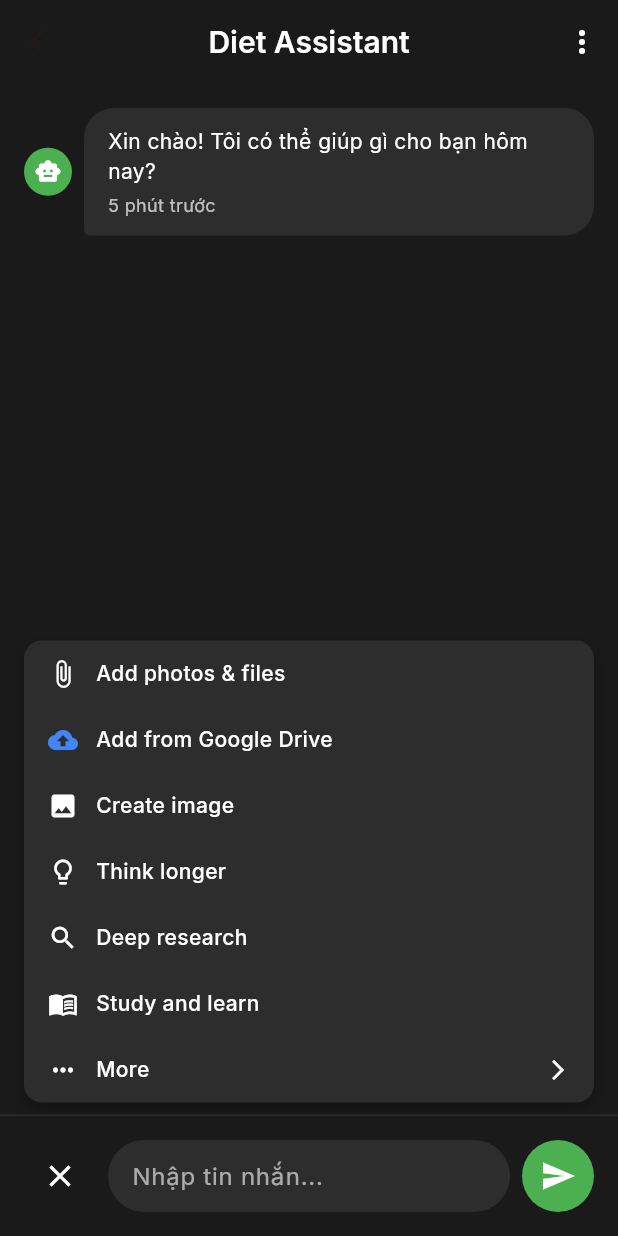
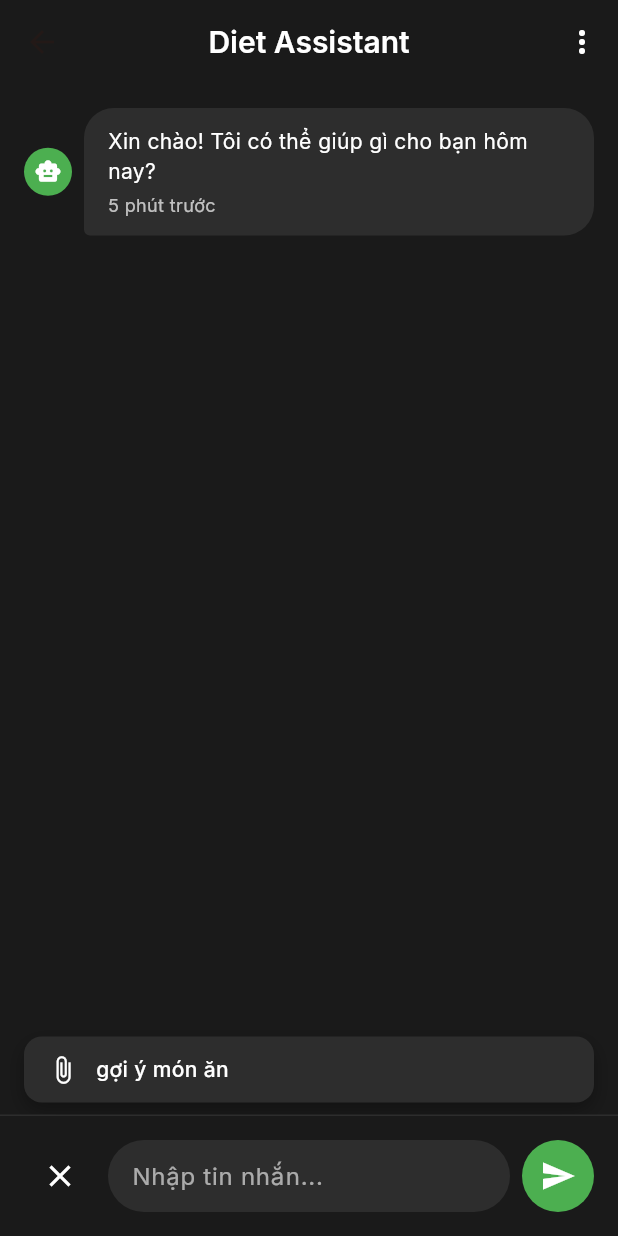
Before and after one commit to IvanK04/Diet-Tracking-Project-Finalist-Hutech-IT-Got-Talent, a Flutter app: the ChatBotView screen opened directly, after a tap on the "add" icon, on a phone screen of 412 x 824 dp. Run offline on Flutter 3.47's test engine with Material 3 defaults, Android fonts, the phone set to English and light mode, and no system bars; our stand-ins replace cloud_firestore, firebase_auth, firebase_core, firebase_storage, google_fonts, image_picker and 1 more; accounts and stored records are empty.

Commit message:
add 2 file python (#20)
* Chatbox

* Chatbox-v0

* thêm filter cho đầu vào và ra

* Remove .env file from repo

* Sửa đổi lại phần option

* mô phỏng rag

* sửa lỗi nhỏ

* sửa lỗi nhỏ v2

---------

Co-authored-by: IvanK04 <phungvunguyenkhang@gmail.com>

```diff
--- a/lib/view/home/chat_bot_view.dart
+++ b/lib/view/home/chat_bot_view.dart
@@ -2,6 +2,7 @@
 import 'package:google_fonts/google_fonts.dart';
 import 'dart:convert';
 import 'package:http/http.dart' as http;
+import 'dart:math';
 
 /// Data model for chat messages
 class ChatMessage {
@@ -43,43 +44,30 @@
       timestamp: DateTime.now().subtract(const Duration(minutes: 5)),
     ),
   ];
-  bool _showOptions = false;
+  bool _showOptions = false; //flag để đánh dấu bật tắt UI cho option
+
+  //Hiện ra 3 ô input để người dùng nhập vào nếu người dụng chọn ô "gợi ý món ăn"
+  bool _showFileInputs = false;
+  final TextEditingController _fileController1 = TextEditingController();
+  final TextEditingController _fileController2 = TextEditingController();
+  final TextEditingController _fileController3 = TextEditingController();
 
   // Option configurations
   static const List<Map<String, dynamic>> _menuOptions = [
-    {
-      'icon': Icons.attach_file,
-      'title': 'Add photos & files',
-      'color': Colors.white,
-    },
-    {
-      'icon': Icons.cloud_upload,
-      'title': 'Add from Google Drive',
-      'color': Color(0xFF4285F4),
-    },
-    {'icon': Icons.image, 'title': 'Create image', 'color': Colors.white},
-    {
-      'icon': Icons.lightbulb_outline,
-      'title': 'Think longer',
-      'color': Colors.white,
-    },
-    {'icon': Icons.search, 'title': 'Deep research', 'color': Colors.white},
-    {
-      'icon': Icons.menu_book,
-      'title': 'Study and learn',
-      'color': Colors.white,
-    },
-    {
-      'icon': Icons.more_horiz,
-      'title': 'More',
-      'color': Colors.white,
-      'hasArrow': true,
-    },
+    {'icon': Icons.attach_file, 'title': 'gợi ý món ăn', 'color': Colors.white},
+    // {
+    //   'icon': Icons.cloud_upload,
+    //   'title': 'Add from Google Drive',
+    //   'color': Color(0xFF4285F4),
+    // },
   ];
 
   @override
   void dispose() {
     _messageController.dispose();
+    _fileController1.dispose();
+    _fileController2.dispose();
+    _fileController3.dispose();
     super.dispose();
   }
 
@@ -92,10 +80,120 @@
         children: [
           _buildMessagesArea(),
           if (_showOptions) _buildOptionsPopup(),
+          _buildFileInputs(),
           _buildInputArea(),
         ],
       ),
     );
+  }
+
+  ///UI cho 3 ô textField
+  Widget _buildFileInputs() {
+    if (!_showFileInputs) return const SizedBox.shrink();
+
+    return Padding(
+      padding: const EdgeInsets.all(16.0),
+      child: Column(
+        children: [
+          TextField(
+            controller: _fileController1,
+            decoration: const InputDecoration(
+              hintText: 'Nhập nguyên liệu món ăn đang có sẵn',
+              filled: true,
+              fillColor: Colors.white,
+            ),
+          ),
+          const SizedBox(height: 8),
+          TextField(
+            controller: _fileController2,
+            decoration: const InputDecoration(
+              hintText: 'Nhâp chi phí mong muốn cho bữa ăn',
+              filled: true,
+              fillColor: Colors.white,
+            ),
+          ),
+          const SizedBox(height: 8),
+          TextField(
+            controller: _fileController3,
+            decoration: const InputDecoration(
+              hintText:
+                  'Bữa sáng, Bữa trưa, Bữa tối, Bữa ăn nhẹ, Thực đơn cả ngày',
+              filled: true,
+              fillColor: Colors.white,
+            ),
+          ),
+          ElevatedButton(
+            onPressed: () {
+              final data1 = _fileController1.text;
+              final data2 = "Với chi phí là: ${_fileController2.text}k";
+              final data3 = _fileController3.text;
+
+              final List<String> pretextsBegin = [
+                'Với nguyên liệu có sẵn như: ',
+                'Hãy tạo món ăn với nguyên liệu có sẵn như sau: ',
+                'Với nguyên liệu bao gồm: ',
+                'Từ các nguyên liệu có sẵn: ',
+              ];
+
+              final List<String> pretextsMid = [
+                "Tạo ra món ăn phù hợp với tôi, ",
+                "Đề xuất món ăn phù hợp từ các nguyên liệu trên, ",
+                "Hãy nghĩ ra một món ăn sử dụng toàn bộ nguyên liệu sau, ",
+                "Lên thực đơn món ăn phù hợp với tôi, ",
+              ];
+
+              final List<String> pretextsEnd = [
+                "cho tôi xem công thức đầy đủ. ",
+                "hiện công thức đầy đủ của món ăn. ",
+                "cho xem công thức nấu ăn đầy đủ. ",
+                "cho biết công thức đầy đủ của món ăn. ",
+              ];
+
+              final random = Random();
+
+              final randomPreTextBegin =
+                  pretextsBegin[random.nextInt(pretextsBegin.length)];
+              final randomPreTextMid =
+                  pretextsMid[random.nextInt(pretextsMid.length)];
+              final randomPreTextEnd =
+                  pretextsEnd[random.nextInt(pretextsEnd.length)];
+              setState(() {
+                _messages.add(
+                  ChatMessage(
+                    text:
+                        '$randomPreTextBegin $data1. $randomPreTextMid $randomPreTextEnd $data2 cho $data3',
+                    isUser: true,
+                    timestamp: DateTime.now(),
+                  ),
+                );
+                _showFileInputs = false;
+                _fileController1.clear();
+                _fileController2.clear();
+                _fileController3.clear();
+              });
+            },
+            child: const Text("Submit"),
+          ),
+        ],
+      ),
+    );
+  }
+
+  //Bật UI khi người dùng chọn nút option
+  void _handleOptionTap(String option) {
+    if (option == 'gợi ý món ăn') {
+      setState(() {
+        _showFileInputs = true;
+      });
+      return;
+    }
+
+    final response = _getOptionResponse(option);
+    setState(() {
+      _messages.add(
+        ChatMessage(text: response, isUser: false, timestamp: DateTime.now()),
+      );
+    });
   }
 
   /// Builds the app bar with title and settings button
@@ -475,33 +573,22 @@
   // }
 
   /// Handles option tap and generates appropriate response
-  void _handleOptionTap(String option) {
-    final response = _getOptionResponse(option);
 
-    setState(() {
-      _messages.add(
-        ChatMessage(text: response, isUser: false, timestamp: DateTime.now()),
-      );
-    });
-  }
+  // void _handleOptionTap(String option) {
+  //   final response = _getOptionResponse(option);
+
+  //   setState(() {
+  //     _messages.add(
+  //       ChatMessage(text: response, isUser: false, timestamp: DateTime.now()),
+  //     );
+  //   });
+  // }
 
   /// Returns appropriate response for each option
   String _getOptionResponse(String option) {
     switch (option) {
-      case 'Add photos & files':
-        return 'Bạn có thể thêm ảnh món ăn để tôi phân tích dinh dưỡng!';
       case 'Add from Google Drive':
         return 'Kết nối Google Drive để lưu trữ kế hoạch ăn kiêng của bạn!';
-      case 'Create image':
-        return 'Tôi có thể tạo hình ảnh minh họa cho kế hoạch ăn kiêng!';
-      case 'Think longer':
-        return 'Tôi sẽ suy nghĩ kỹ hơn về vấn đề của bạn...';
-      case 'Deep research':
-        return 'Tôi sẽ nghiên cứu sâu về chủ đề dinh dưỡng này!';
-      case 'Study and learn':
-        return 'Hãy cùng học về dinh dưỡng và sức khỏe!';
-      case 'More':
-        return 'Có thêm nhiều tùy chọn khác cho bạn!';
       default:
         return 'Tôi không hiểu tùy chọn này.';
     }
```
Also changed, not shown: 4 other files.
